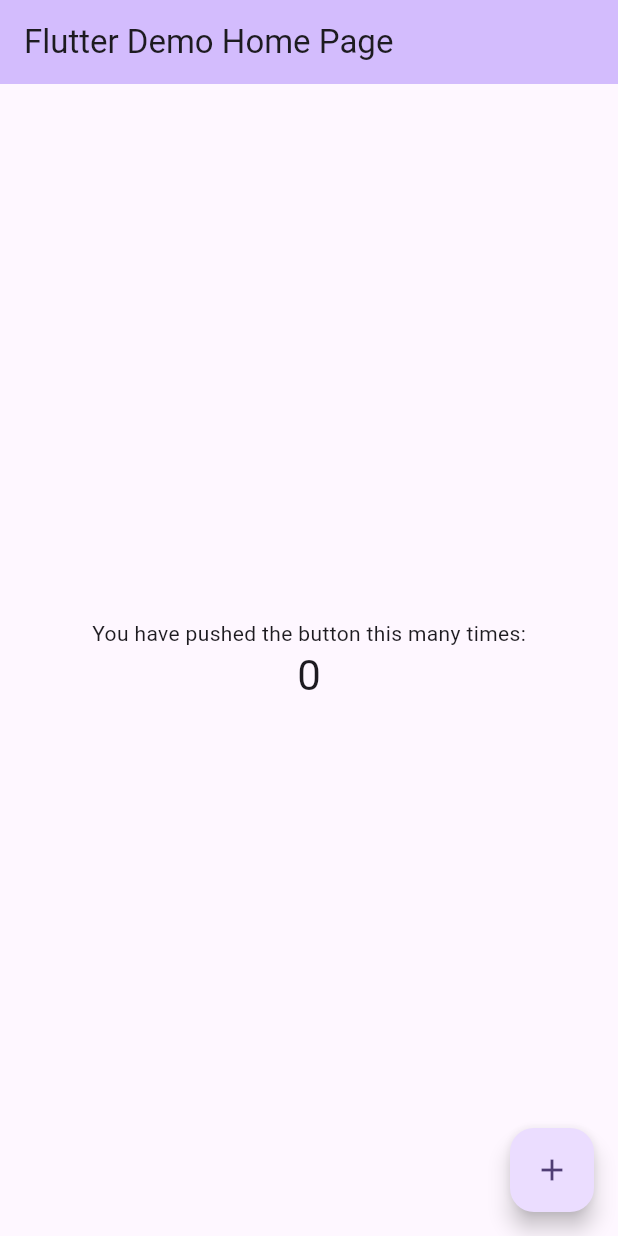
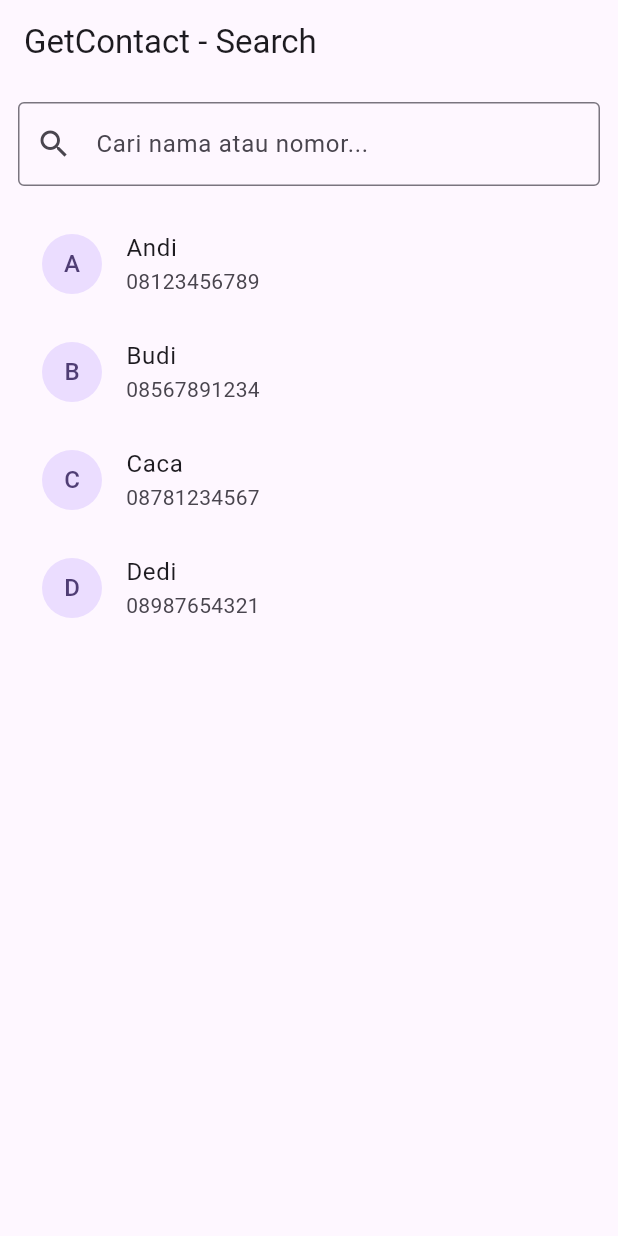
Before and after one commit to ENTERnBACK/mobprog_getcontact, a Flutter app: the screen it shows after launch, on a phone screen of 412 x 824 dp. Run offline on Flutter 3.47's test engine with Material 3 defaults, Android fonts, the phone set to English and light mode, and no system bars.

Commit message:
Menambahakn Search Bar untuk Get Contact

```diff
--- a/lib/main.dart
+++ b/lib/main.dart
@@ -1,4 +1,5 @@
 import 'package:flutter/material.dart';
+import 'searchbar.dart'; // Import file search bar yang sudah dibuat
 
 void main() {
   runApp(const MyApp());
@@ -7,116 +8,17 @@
 class MyApp extends StatelessWidget {
   const MyApp({super.key});
 
-  // This widget is the root of your application.
   @override
   Widget build(BuildContext context) {
     return MaterialApp(
-      title: 'Flutter Demo',
+      debugShowCheckedModeBanner: false,
+      title: 'GetContact',
       theme: ThemeData(
-        // This is the theme of your application.
-        //
-        // TRY THIS: Try running your application with "flutter run". You'll see
-        // the application has a purple toolbar. Then, without quitting the app,
-        // try changing the seedColor in the colorScheme below to Colors.green
-        // and then invoke "hot reload" (save your changes or press the "hot
-        // reload" button in a Flutter-supported IDE, or press "r" if you used
-        // the command line to start the app).
-        //
-        // Notice that the counter didn't reset back to zero; the application
-        // state is not lost during the reload. To reset the state, use hot
-        // restart instead.
-        //
-        // This works for code too, not just values: Most code changes can be
-        // tested with just a hot reload.
-        colorScheme: .fromSeed(seedColor: Colors.deepPurple),
+        // Perbaikan: tambahkan ColorScheme.fromSeed
+        colorScheme: ColorScheme.fromSeed(seedColor: Colors.deepPurple),
       ),
-      home: const MyHomePage(title: 'Flutter Demo Home Page'),
+      // Ganti halaman utama langsung ke ContactSearchPage
+      home: const ContactSearchPage(),
     );
   }
 }
-
-class MyHomePage extends StatefulWidget {
-  const MyHomePage({super.key, required this.title});
-
-  // This widget is the home page of your application. It is stateful, meaning
-  // that it has a State object (defined below) that contains fields that affect
-  // how it looks.
-
-  // This class is the configuration for the state. It holds the values (in this
-  // case the title) provided by the parent (in this case the App widget) and
-  // used by the build method of the State. Fields in a Widget subclass are
-  // always marked "final".
-
-  final String title;
-
-  @override
-  State<MyHomePage> createState() => _MyHomePageState();
-}
-
-class _MyHomePageState extends State<MyHomePage> {
-  int _counter = 0;
-
-  void _incrementCounter() {
-    setState(() {
-      // This call to setState tells the Flutter framework that something has
-      // changed in this State, which causes it to rerun the build method below
-      // so that the display can reflect the updated values. If we changed
-      // _counter without calling setState(), then the build method would not be
-      // called again, and so nothing would appear to happen.
-      _counter++;
-    });
-  }
-
-  @override
-  Widget build(BuildContext context) {
-    // This method is rerun every time setState is called, for instance as done
-    // by the _incrementCounter method above.
-    //
-    // The Flutter framework has been optimized to make rerunning build methods
-    // fast, so that you can just rebuild anything that needs updating rather
-    // than having to individually change instances of widgets.
-    return Scaffold(
-      appBar: AppBar(
-        // TRY THIS: Try changing the color here to a specific color (to
-        // Colors.amber, perhaps?) and trigger a hot reload to see the AppBar
-        // change color while the other colors stay the same.
-        backgroundColor: Theme.of(context).colorScheme.inversePrimary,
-        // Here we take the value from the MyHomePage object that was created by
-        // the App.build method, and use it to set our appbar title.
-        title: Text(widget.title),
-      ),
-      body: Center(
-        // Center is a layout widget. It takes a single child and positions it
-        // in the middle of the parent.
-        child: Column(
-          // Column is also a layout widget. It takes a list of children and
-          // arranges them vertically. By default, it sizes itself to fit its
-          // children horizontally, and tries to be as tall as its parent.
-          //
-          // Column has various properties to control how it sizes itself and
-          // how it positions its children. Here we use mainAxisAlignment to
-          // center the children vertically; the main axis here is the vertical
-          // axis because Columns are vertical (the cross axis would be
-          // horizontal).
-          //
-          // TRY THIS: Invoke "debug painting" (choose the "Toggle Debug Paint"
-          // action in the IDE, or press "p" in the console), to see the
-          // wireframe for each widget.
-          mainAxisAlignment: .center,
-          children: [
-            const Text('You have pushed the button this many times:'),
-            Text(
-              '$_counter',
-              style: Theme.of(context).textTheme.headlineMedium,
-            ),
-          ],
-        ),
-      ),
-      floatingActionButton: FloatingActionButton(
-        onPressed: _incrementCounter,
-        tooltip: 'Increment',
-        child: const Icon(Icons.add),
-      ),
-    );
-  }
-}
--- /dev/null
+++ b/lib/searchbar.dart
@@ -0,0 +1,94 @@
+import 'package:flutter/material.dart';
+
+// 1. Buat model data kontak
+class Contact {
+  final String name;
+  final String phone;
+
+  Contact({required this.name, required this.phone});
+}
+
+class ContactSearchPage extends StatefulWidget {
+  const ContactSearchPage({super.key});
+
+  @override
+  State<ContactSearchPage> createState() => _ContactSearchPageState();
+}
+
+class _ContactSearchPageState extends State<ContactSearchPage> {
+  // 2. Dummy data kontak
+  final List<Contact> allContacts = [
+    Contact(name: 'Andi', phone: '08123456789'),
+    Contact(name: 'Budi', phone: '08567891234'),
+    Contact(name: 'Caca', phone: '08781234567'),
+    Contact(name: 'Dedi', phone: '08987654321'),
+  ];
+
+  List<Contact> filteredContacts = [];
+
+  @override
+  void initState() {
+    super.initState();
+    filteredContacts = allContacts;
+  }
+
+  // 3. Fungsi filter berdasarkan nama atau nomor
+  void _runFilter(String keyword) {
+    List<Contact> results = [];
+    if (keyword.isEmpty) {
+      results = allContacts;
+    } else {
+      results = allContacts
+          .where((contact) =>
+              contact.name.toLowerCase().contains(keyword.toLowerCase()) ||
+              contact.phone.contains(keyword))
+          .toList();
+    }
+
+    setState(() {
+      filteredContacts = results;
+    });
+  }
+
+  @override
+  Widget build(BuildContext context) {
+    return Scaffold(
+      appBar: AppBar(title: const Text('GetContact - Search')),
+      body: Padding(
+        padding: const EdgeInsets.all(12.0),
+        child: Column(
+          children: [
+            TextField(
+              onChanged: (value) => _runFilter(value),
+              decoration: const InputDecoration(
+                labelText: 'Cari nama atau nomor...',
+                prefixIcon: Icon(Icons.search),
+                border: OutlineInputBorder(),
+              ),
+            ),
+            const SizedBox(height: 16),
+            Expanded(
+              child: filteredContacts.isNotEmpty
+                  ? ListView.builder(
+                      itemCount: filteredContacts.length,
+                      itemBuilder: (context, index) {
+                        final contact = filteredContacts[index];
+                        return ListTile(
+                          leading: CircleAvatar(
+                            child: Text(contact.name[0]),
+                          ),
+                          title: Text(contact.name),
+                          subtitle: Text(contact.phone),
+                        );
+                      },
+                    )
+                  : const Center(
+                      child: Text('Kontak tidak ditemukan'),
+                    ),
+            ),
+          ],
+        ),
+      ),
+    );
+  }
+}
```
